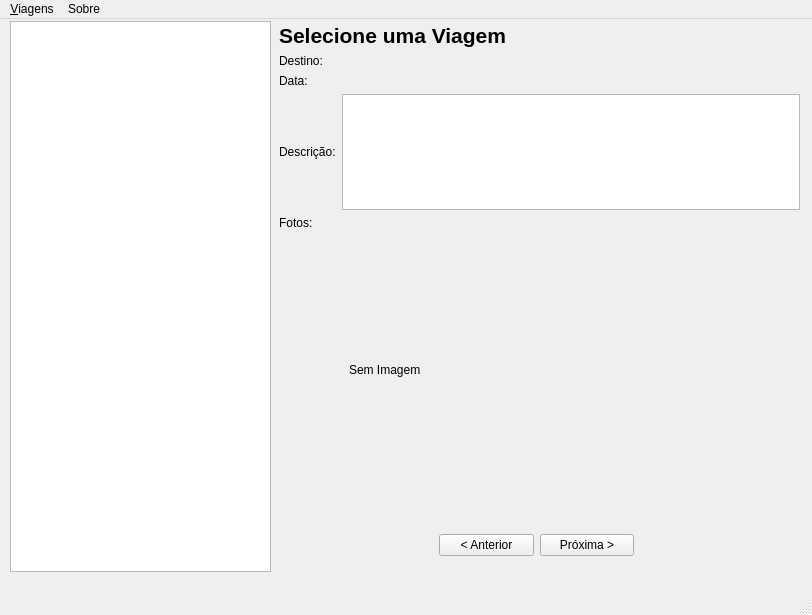
This is mainwindow.ui in daiogocrs/MotoPlanner as Qt 5 draws it before an edit. The edited form follows.
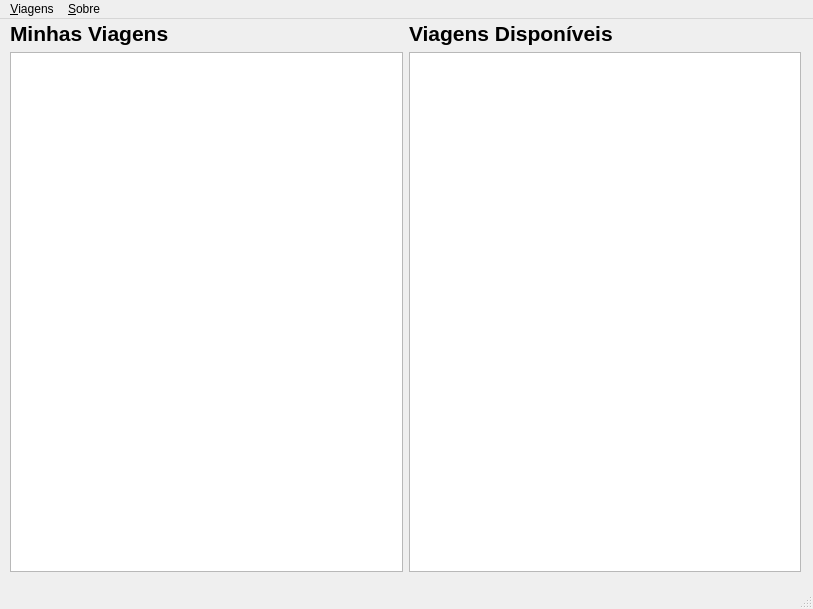
This is the edited form. The open tabs and pages were chosen to show the change. Custom widgets are drawn as their Qt base class.

The edit to the form file:
```diff
--- a/mainwindow.ui
+++ b/mainwindow.ui
@@ -6,8 +6,8 @@
    <rect>
     <x>0</x>
     <y>0</y>
-    <width>812</width>
-    <height>615</height>
+    <width>813</width>
+    <height>609</height>
    </rect>
   </property>
   <property name="windowTitle">
@@ -27,141 +27,57 @@
      <number>0</number>
     </property>
     <widget class="QWidget" name="page_11">
-     <widget class="QWidget" name="detalhesWidget" native="true">
-      <property name="geometry">
-       <rect>
-        <x>279</x>
-        <y>9</y>
-        <width>521</width>
-        <height>551</height>
-       </rect>
-      </property>
-      <widget class="QLabel" name="lblDetalheFotoDisplay">
-       <property name="geometry">
-        <rect>
-         <x>70</x>
-         <y>209</y>
-         <width>421</width>
-         <height>281</height>
-        </rect>
-       </property>
-       <property name="minimumSize">
-        <size>
-         <width>0</width>
-         <height>0</height>
-        </size>
-       </property>
-       <property name="text">
-        <string>Sem Imagem</string>
-       </property>
-       <property name="scaledContents">
-        <bool>true</bool>
-       </property>
-      </widget>
-      <widget class="QWidget" name="layoutWidget">
-       <property name="geometry">
-        <rect>
-         <x>160</x>
-         <y>510</y>
-         <width>195</width>
-         <height>31</height>
-        </rect>
-       </property>
-       <layout class="QHBoxLayout" name="horizontalLayout">
-        <item>
-         <widget class="QPushButton" name="btnFotoAnterior">
-          <property name="text">
-           <string>&lt; Anterior</string>
-          </property>
-         </widget>
-        </item>
-        <item>
-         <widget class="QPushButton" name="btnFotoProxima">
-          <property name="text">
-           <string>Próxima &gt;</string>
-          </property>
-         </widget>
-        </item>
-       </layout>
-      </widget>
-      <widget class="QWidget" name="layoutWidget">
-       <property name="geometry">
-        <rect>
-         <x>0</x>
-         <y>3</y>
-         <width>521</width>
-         <height>207</height>
-        </rect>
-       </property>
-       <layout class="QVBoxLayout" name="verticalLayout_3">
-        <item>
-         <layout class="QVBoxLayout" name="verticalLayout_2">
-          <item>
-           <layout class="QVBoxLayout" name="verticalLayout">
-            <item>
-             <widget class="QLabel" name="lblDetalheNome">
-              <property name="font">
-               <font>
-                <pointsize>16</pointsize>
-                <bold>true</bold>
-               </font>
-              </property>
-              <property name="text">
-               <string>Selecione uma Viagem</string>
-              </property>
-             </widget>
-            </item>
-            <item>
-             <widget class="QLabel" name="lblDetalheDestino">
-              <property name="text">
-               <string>Destino:</string>
-              </property>
-             </widget>
-            </item>
-            <item>
-             <widget class="QLabel" name="lblDetalheData">
-              <property name="text">
-               <string>Data:</string>
-              </property>
-             </widget>
-            </item>
-           </layout>
-          </item>
-          <item>
-           <layout class="QHBoxLayout" name="horizontalLayout_2">
-            <item>
-             <widget class="QLabel" name="lblDetalheData_2">
-              <property name="text">
-               <string>Descrição:</string>
-              </property>
-             </widget>
-            </item>
-            <item>
-             <widget class="QTextBrowser" name="browserDetalheDescricao"/>
-            </item>
-           </layout>
-          </item>
-         </layout>
-        </item>
-        <item>
-         <widget class="QLabel" name="lblDetalheData_3">
-          <property name="text">
-           <string>Fotos:</string>
-          </property>
-         </widget>
-        </item>
-       </layout>
-      </widget>
-     </widget>
-     <widget class="QListWidget" name="listWidgetViagens">
+     <widget class="QWidget" name="layoutWidget">
       <property name="geometry">
        <rect>
         <x>10</x>
         <y>10</y>
-        <width>261</width>
+        <width>791</width>
         <height>551</height>
        </rect>
       </property>
+      <layout class="QHBoxLayout" name="horizontalLayout">
+       <item>
+        <layout class="QVBoxLayout" name="verticalLayout_2">
+         <item>
+          <widget class="QLabel" name="label_2">
+           <property name="font">
+            <font>
+             <pointsize>16</pointsize>
+             <bold>true</bold>
+            </font>
+           </property>
+           <property name="text">
+            <string>Minhas Viagens</string>
+           </property>
+          </widget>
+         </item>
+         <item>
+          <widget class="QListWidget" name="listMinhasViagens"/>
+         </item>
+        </layout>
+       </item>
+       <item>
+        <layout class="QVBoxLayout" name="verticalLayout">
+         <item>
+          <widget class="QLabel" name="label_3">
+           <property name="font">
+            <font>
+             <pointsize>16</pointsize>
+             <bold>true</bold>
+            </font>
+           </property>
+           <property name="text">
+            <string>Viagens Disponíveis</string>
+           </property>
+          </widget>
+         </item>
+         <item>
+          <widget class="QListWidget" name="listViagensDisponiveis"/>
+         </item>
+        </layout>
+       </item>
+      </layout>
      </widget>
     </widget>
     <widget class="QWidget" name="page_12">
@@ -179,6 +95,39 @@
       </property>
      </widget>
     </widget>
+    <widget class="QWidget" name="page">
+     <widget class="QListWidget" name="listHistorico">
+      <property name="geometry">
+       <rect>
+        <x>5</x>
+        <y>11</y>
+        <width>291</width>
+        <height>551</height>
+       </rect>
+      </property>
+     </widget>
+     <widget class="DetalhesViagemWidget" name="detalhesHistoricoPage" native="true">
+      <property name="geometry">
+       <rect>
+        <x>309</x>
+        <y>9</y>
+        <width>491</width>
+        <height>551</height>
+       </rect>
+      </property>
+     </widget>
+    </widget>
+   </widget>
+   <widget class="QWidget" name="layoutWidget">
+    <property name="geometry">
+     <rect>
+      <x>0</x>
+      <y>0</y>
+      <width>2</width>
+      <height>2</height>
+     </rect>
+    </property>
+    <layout class="QHBoxLayout" name="horizontalLayout_4"/>
    </widget>
   </widget>
   <widget class="QStatusBar" name="statusbar"/>
@@ -187,7 +136,7 @@
     <rect>
      <x>0</x>
      <y>0</y>
-     <width>812</width>
+     <width>813</width>
      <height>26</height>
     </rect>
    </property>
@@ -199,7 +148,7 @@
    </widget>
    <widget class="QMenu" name="menuSobre">
     <property name="title">
-     <string>Sobre</string>
+     <string>&amp;Sobre</string>
     </property>
    </widget>
    <addaction name="menuViagens"/>
@@ -211,6 +160,14 @@
    </property>
   </action>
  </widget>
+ <customwidgets>
+  <customwidget>
+   <class>DetalhesViagemWidget</class>
+   <extends>QWidget</extends>
+   <header>detalhesviagemwidget.h</header>
+   <container>1</container>
+  </customwidget>
+ </customwidgets>
  <resources/>
  <connections/>
 </ui>
```
Left out of the diff: 17 changed lines with no effect on the pictures.
